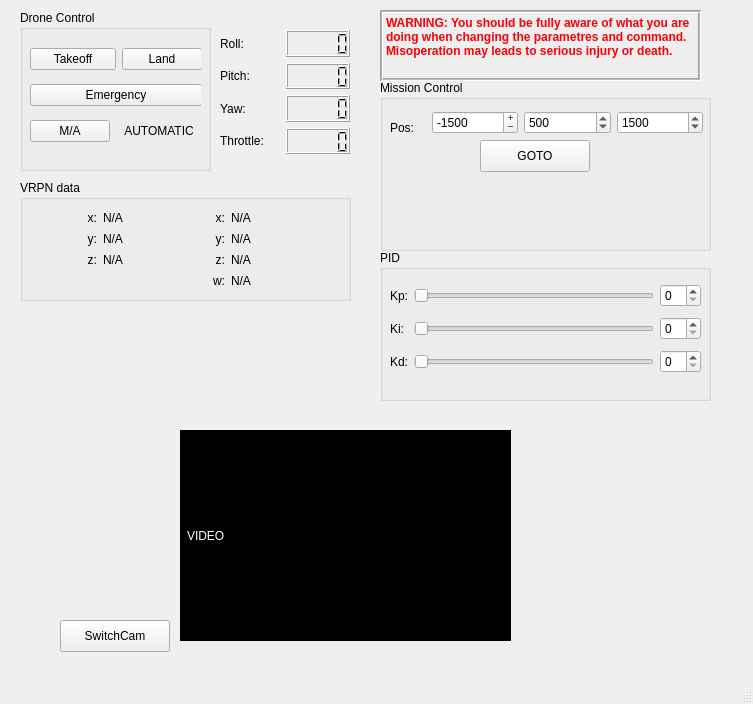
Above: ardrone_gui.ui from ZheyuanXie/ardrone_ctrl before the change. Below: the same form after it.
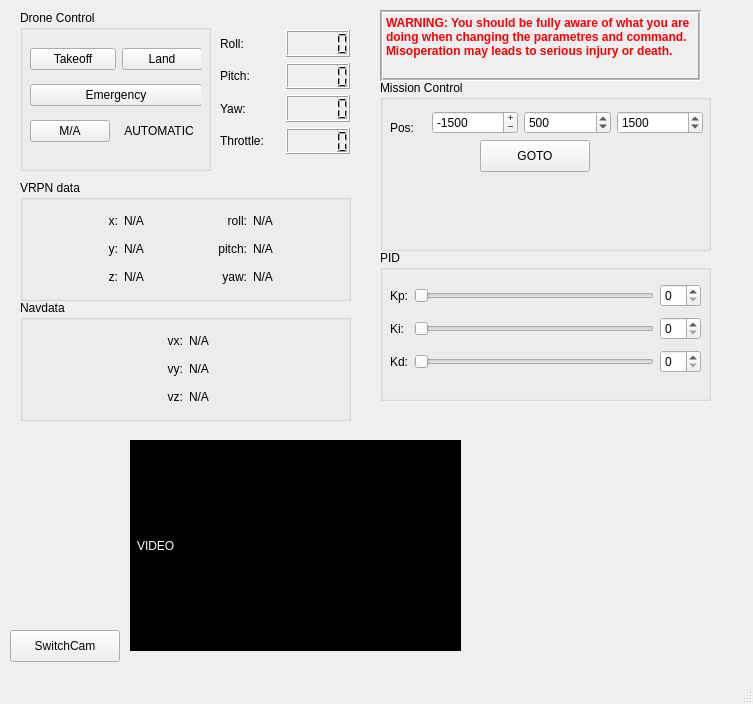
That is the form after the change.

Diff of the .ui file:
```diff
--- a/ardrone_gui.ui
+++ b/ardrone_gui.ui
@@ -89,7 +89,7 @@
     <property name="title">
      <string>VRPN data</string>
     </property>
-    <widget class="QWidget" name="">
+    <widget class="QWidget" name="layoutWidget">
      <property name="geometry">
       <rect>
        <x>40</x>
@@ -98,7 +98,34 @@
        <height>78</height>
       </rect>
      </property>
-     <layout class="QGridLayout" name="gridLayout_3" columnminimumwidth="0,80,0,80">
+     <layout class="QGridLayout" name="gridLayout_3">
+      <item row="0" column="2">
+       <widget class="QLabel" name="label_13">
+        <property name="text">
+         <string>roll:</string>
+        </property>
+        <property name="alignment">
+         <set>Qt::AlignRight|Qt::AlignTrailing|Qt::AlignVCenter</set>
+        </property>
+       </widget>
+      </item>
+      <item row="2" column="2">
+       <widget class="QLabel" name="label_12">
+        <property name="text">
+         <string>yaw:</string>
+        </property>
+        <property name="alignment">
+         <set>Qt::AlignRight|Qt::AlignTrailing|Qt::AlignVCenter</set>
+        </property>
+       </widget>
+      </item>
+      <item row="2" column="3">
+       <widget class="QLabel" name="lb_vrpn_oz">
+        <property name="text">
+         <string>N/A</string>
+        </property>
+       </widget>
+      </item>
       <item row="0" column="0">
        <widget class="QLabel" name="label_5">
         <property name="text">
@@ -116,16 +143,6 @@
         </property>
        </widget>
       </item>
-      <item row="0" column="2">
-       <widget class="QLabel" name="label_13">
-        <property name="text">
-         <string>x:</string>
-        </property>
-        <property name="alignment">
-         <set>Qt::AlignRight|Qt::AlignTrailing|Qt::AlignVCenter</set>
-        </property>
-       </widget>
-      </item>
       <item row="0" column="3">
        <widget class="QLabel" name="lb_vrpn_ox">
         <property name="text">
@@ -153,7 +170,7 @@
       <item row="1" column="2">
        <widget class="QLabel" name="label_14">
         <property name="text">
-         <string>y:</string>
+         <string>pitch:</string>
         </property>
         <property name="alignment">
          <set>Qt::AlignRight|Qt::AlignTrailing|Qt::AlignVCenter</set>
@@ -184,40 +201,6 @@
         </property>
        </widget>
       </item>
-      <item row="2" column="2">
-       <widget class="QLabel" name="label_12">
-        <property name="text">
-         <string>z:</string>
-        </property>
-        <property name="alignment">
-         <set>Qt::AlignRight|Qt::AlignTrailing|Qt::AlignVCenter</set>
-        </property>
-       </widget>
-      </item>
-      <item row="2" column="3">
-       <widget class="QLabel" name="lb_vrpn_oz">
-        <property name="text">
-         <string>N/A</string>
-        </property>
-       </widget>
-      </item>
-      <item row="3" column="2">
-       <widget class="QLabel" name="label_17">
-        <property name="text">
-         <string>w:</string>
-        </property>
-        <property name="alignment">
-         <set>Qt::AlignRight|Qt::AlignTrailing|Qt::AlignVCenter</set>
-        </property>
-       </widget>
-      </item>
-      <item row="3" column="3">
-       <widget class="QLabel" name="lb_vrpn_ow">
-        <property name="text">
-         <string>N/A</string>
-        </property>
-       </widget>
-      </item>
      </layout>
     </widget>
    </widget>
@@ -446,8 +429,8 @@
    <widget class="QLabel" name="label_16">
     <property name="geometry">
      <rect>
-      <x>180</x>
-      <y>430</y>
+      <x>130</x>
+      <y>440</y>
       <width>331</width>
       <height>211</height>
      </rect>
@@ -477,8 +460,8 @@
    <widget class="QPushButton" name="pushButton_2">
     <property name="geometry">
      <rect>
-      <x>60</x>
-      <y>620</y>
+      <x>10</x>
+      <y>630</y>
       <width>110</width>
       <height>32</height>
      </rect>
@@ -487,7 +470,7 @@
      <string>SwitchCam</string>
     </property>
    </widget>
-   <widget class="QWidget" name="">
+   <widget class="QWidget" name="layoutWidget">
     <property name="geometry">
      <rect>
       <x>220</x>
@@ -539,6 +522,83 @@
      </item>
     </layout>
    </widget>
+   <widget class="QGroupBox" name="groupBox_4">
+    <property name="geometry">
+     <rect>
+      <x>20</x>
+      <y>300</y>
+      <width>331</width>
+      <height>121</height>
+     </rect>
+    </property>
+    <property name="title">
+     <string>Navdata</string>
+    </property>
+    <widget class="QWidget" name="layoutWidget_4">
+     <property name="geometry">
+      <rect>
+       <x>40</x>
+       <y>30</y>
+       <width>251</width>
+       <height>78</height>
+      </rect>
+     </property>
+     <layout class="QGridLayout" name="gridLayout_8">
+      <item row="2" column="0">
+       <widget class="QLabel" name="label_34">
+        <property name="text">
+         <string>vz:</string>
+        </property>
+        <property name="alignment">
+         <set>Qt::AlignRight|Qt::AlignTrailing|Qt::AlignVCenter</set>
+        </property>
+       </widget>
+      </item>
+      <item row="1" column="0">
+       <widget class="QLabel" name="label_32">
+        <property name="text">
+         <string>vy:</string>
+        </property>
+        <property name="alignment">
+         <set>Qt::AlignRight|Qt::AlignTrailing|Qt::AlignVCenter</set>
+        </property>
+       </widget>
+      </item>
+      <item row="1" column="1">
+       <widget class="QLabel" name="lb_navdata_vy">
+        <property name="text">
+         <string>N/A</string>
+        </property>
+       </widget>
+      </item>
+      <item row="0" column="1">
+       <widget class="QLabel" name="lb_navdata_vx">
+        <property name="text">
+         <string>N/A</string>
+        </property>
+       </widget>
+      </item>
+      <item row="0" column="0">
+       <widget class="QLabel" name="label_31">
+        <property name="text">
+         <string>vx:</string>
+        </property>
+        <property name="alignment">
+         <set>Qt::AlignRight|Qt::AlignTrailing|Qt::AlignVCenter</set>
+        </property>
+       </widget>
+      </item>
+      <item row="2" column="1">
+       <widget class="QLabel" name="lb_navdata_vz">
+        <property name="text">
+         <string>N/A</string>
+        </property>
+       </widget>
+      </item>
+     </layout>
+    </widget>
+   </widget>
+   <zorder>layoutWidget</zorder>
    <zorder>gb_basic</zorder>
    <zorder>lcdNumber_roll</zorder>
    <zorder>lcdNumber_pitch</zorder>
```
Left out of the diff: 16 changed lines with no effect on the pictures.
